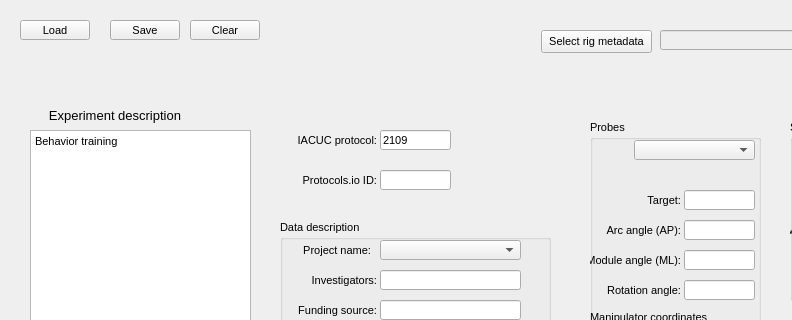
First picture: the form in src/foraging_gui/MetaData.ui, repository AllenNeuralDynamics/dynamic-foraging-task, before the edit; both pictures show x 0 to 792 and y 0 to 320 of the 1256 by 695 pixel window.
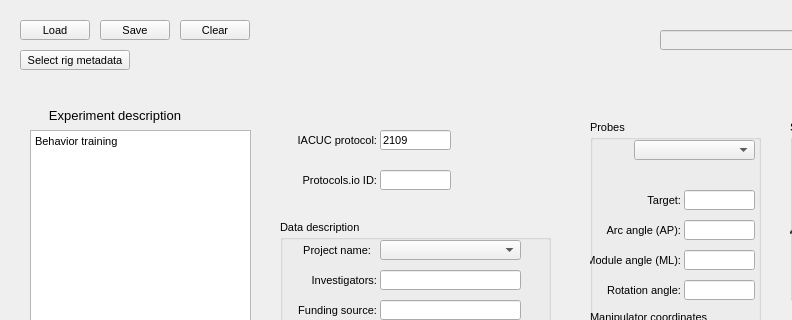
Second picture: the form after the edit.

Commit message: moving rig metadata field over

Patch:
```diff
--- a/src/foraging_gui/MetaData.ui
+++ b/src/foraging_gui/MetaData.ui
@@ -99,7 +99,7 @@
   <widget class="QPushButton" name="SaveMeta">
    <property name="geometry">
     <rect>
-     <x>110</x>
+     <x>100</x>
      <y>20</y>
      <width>70</width>
      <height>20</height>
@@ -253,10 +253,10 @@
   <widget class="QPushButton" name="SelectRigMetadata">
    <property name="geometry">
     <rect>
-     <x>541</x>
-     <y>30</y>
-     <width>111</width>
-     <height>23</height>
+     <x>20</x>
+     <y>50</y>
+     <width>110</width>
+     <height>20</height>
     </rect>
    </property>
    <property name="sizePolicy">
@@ -303,7 +303,7 @@
   <widget class="QPushButton" name="ClearMetadata">
    <property name="geometry">
     <rect>
-     <x>190</x>
+     <x>180</x>
      <y>20</y>
      <width>70</width>
      <height>20</height>
```
